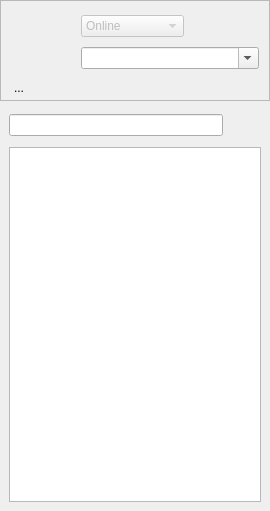
Qt form retroshare-gui/src/gui/MessengerWindow.ui (RetroShare/RetroShare) before a commit.
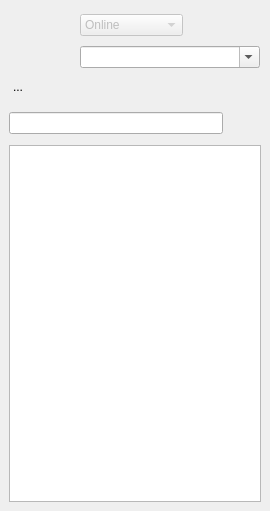
The same form after that commit. Icons and pictures are not drawn.

Commit message: added background stylesheet for frame.

What changed in the file:
```diff
--- a/retroshare-gui/src/gui/MessengerWindow.ui
+++ b/retroshare-gui/src/gui/MessengerWindow.ui
@@ -27,6 +27,15 @@
     </property>
     <item row="0" column="0">
      <widget class="QFrame" name="messengerframetop">
+      <property name="styleSheet">
+       <string notr="true">#messengerframetop {
+border: none;
+background: qlineargradient(x1: 0, y1: 0, x2: 0, y2: 1,
+stop: 0 #a6a6a6, stop: 0.08 #7f7f7f,
+stop: 0.39999 #717171, stop: 0.4 #626262,
+stop: 0.9 #4c4c4c, stop: 1 #333333);
+}</string>
+      </property>
       <property name="frameShape">
        <enum>QFrame::StyledPanel</enum>
       </property>
```
